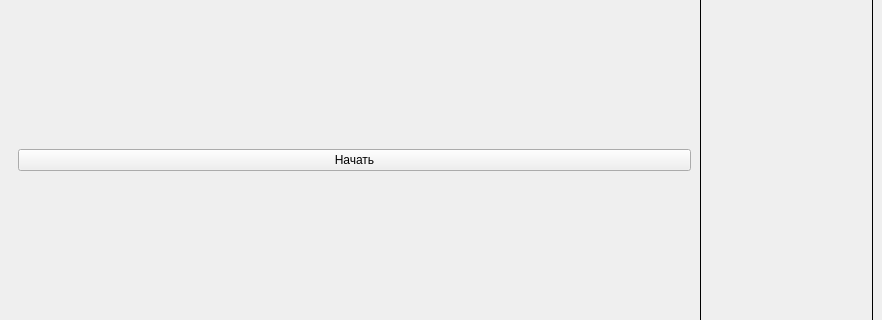
Qt form app/ui/main_window.ui (git-gud-casual/chmi-task1) before a commit; both pictures show x 0 to 882 and y 84 to 404 of the 882 by 510 pixel window.
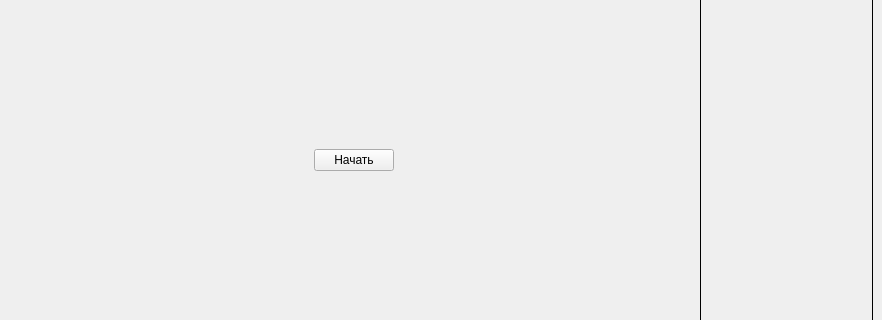
The same form after that commit.

Commit message: start button in center

Patch:
```diff
--- a/app/ui/main_window.ui
+++ b/app/ui/main_window.ui
@@ -45,7 +45,7 @@
        <bool>true</bool>
       </property>
       <layout class="QGridLayout" name="gridLayout">
-       <item row="0" column="0">
+       <item row="0" column="0" alignment="Qt::AlignmentFlag::AlignHCenter|Qt::AlignmentFlag::AlignVCenter">
         <widget class="QPushButton" name="start_game_btn">
          <property name="text">
           <string>Начать</string>
```
The commit also changes 1 other file.
